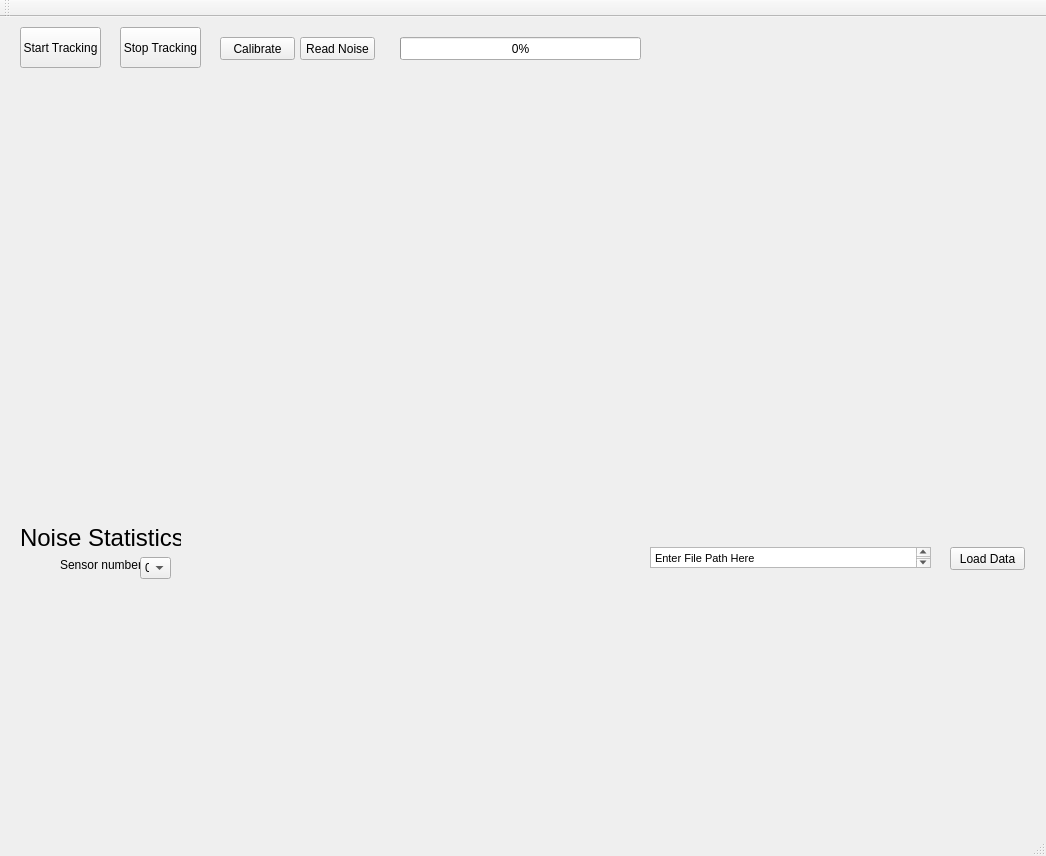
This is GitTest2/mainwindow.ui in jwatto01/SeniorCapstone as Qt 5 draws it before an edit. The edited form follows.
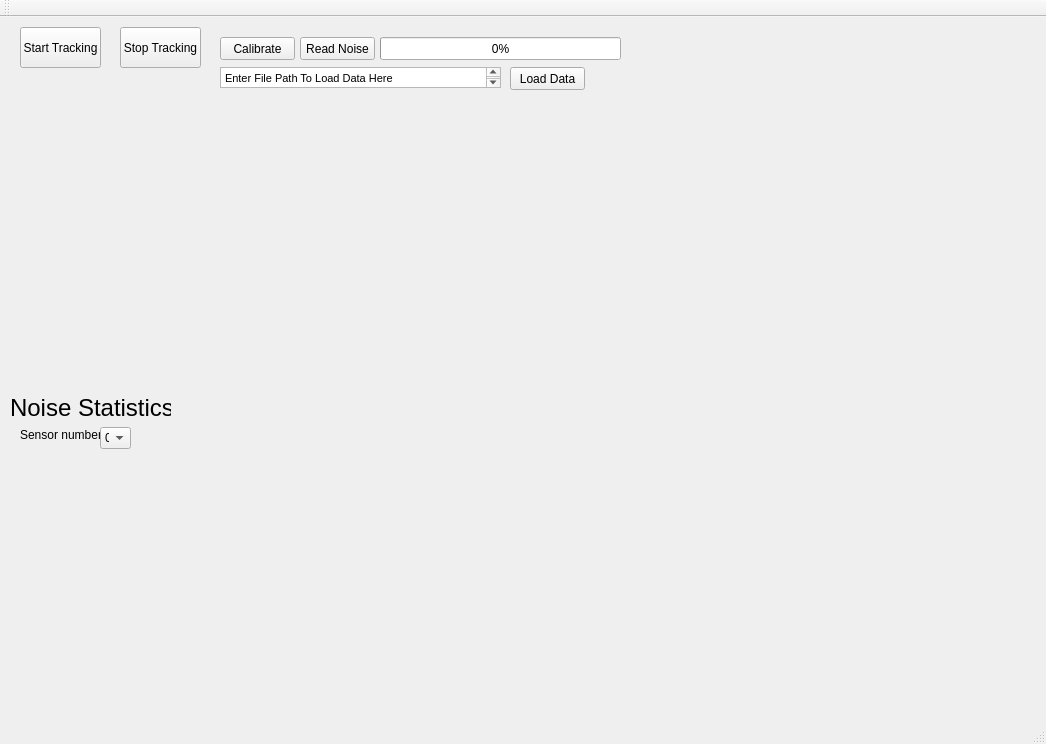
This is the edited form. Custom widgets are drawn as their Qt base class.

```diff
--- a/GitTest2/mainwindow.ui
+++ b/GitTest2/mainwindow.ui
@@ -7,7 +7,7 @@
     <x>0</x>
     <y>0</y>
     <width>1046</width>
-    <height>856</height>
+    <height>744</height>
    </rect>
   </property>
   <property name="windowTitle">
@@ -56,8 +56,8 @@
    <widget class="QPushButton" name="loadDataBtn">
     <property name="geometry">
      <rect>
-      <x>950</x>
-      <y>530</y>
+      <x>510</x>
+      <y>50</y>
       <width>75</width>
       <height>23</height>
      </rect>
@@ -82,8 +82,8 @@
    <widget class="QTextEdit" name="filePathTxt">
     <property name="geometry">
      <rect>
-      <x>650</x>
-      <y>530</y>
+      <x>220</x>
+      <y>50</y>
       <width>281</width>
       <height>21</height>
      </rect>
@@ -99,7 +99,7 @@
 &lt;html&gt;&lt;head&gt;&lt;meta name=&quot;qrichtext&quot; content=&quot;1&quot; /&gt;&lt;style type=&quot;text/css&quot;&gt;
 p, li { white-space: pre-wrap; }
 &lt;/style&gt;&lt;/head&gt;&lt;body style=&quot; font-family:'MS Shell Dlg 2'; font-size:8.25pt; font-weight:400; font-style:normal;&quot;&gt;
-&lt;p style=&quot; margin-top:0px; margin-bottom:0px; margin-left:0px; margin-right:0px; -qt-block-indent:0; text-indent:0px;&quot;&gt;Enter File Path Here&lt;/p&gt;&lt;/body&gt;&lt;/html&gt;</string>
+&lt;p style=&quot; margin-top:0px; margin-bottom:0px; margin-left:0px; margin-right:0px; -qt-block-indent:0; text-indent:0px;&quot;&gt;Enter File Path To Load Data Here&lt;/p&gt;&lt;/body&gt;&lt;/html&gt;</string>
     </property>
    </widget>
    <widget class="QCustomPlot" name="figure_1" native="true">
@@ -107,25 +107,25 @@
      <rect>
       <x>40</x>
       <y>80</y>
-      <width>461</width>
-      <height>401</height>
+      <width>361</width>
+      <height>291</height>
      </rect>
     </property>
    </widget>
    <widget class="QCustomPlot" name="figure_2" native="true">
     <property name="geometry">
      <rect>
-      <x>520</x>
+      <x>420</x>
       <y>80</y>
-      <width>481</width>
-      <height>401</height>
+      <width>331</width>
+      <height>291</height>
      </rect>
     </property>
    </widget>
    <widget class="QProgressBar" name="progressBar">
     <property name="geometry">
      <rect>
-      <x>400</x>
+      <x>380</x>
       <y>20</y>
       <width>241</width>
       <height>23</height>
@@ -138,8 +138,8 @@
    <widget class="QLabel" name="label">
     <property name="geometry">
      <rect>
-      <x>20</x>
-      <y>500</y>
+      <x>10</x>
+      <y>370</y>
       <width>161</width>
       <height>41</height>
      </rect>
@@ -156,9 +156,9 @@
    <widget class="QCustomPlot" name="figure_3" native="true">
     <property name="geometry">
      <rect>
-      <x>40</x>
-      <y>570</y>
-      <width>241</width>
+      <x>10</x>
+      <y>440</y>
+      <width>391</width>
       <height>221</height>
      </rect>
     </property>
@@ -166,9 +166,9 @@
    <widget class="QCustomPlot" name="figure_4" native="true">
     <property name="geometry">
      <rect>
-      <x>320</x>
-      <y>570</y>
-      <width>241</width>
+      <x>420</x>
+      <y>440</y>
+      <width>331</width>
       <height>221</height>
      </rect>
     </property>
@@ -176,8 +176,8 @@
    <widget class="QLabel" name="label_2">
     <property name="geometry">
      <rect>
-      <x>60</x>
-      <y>540</y>
+      <x>20</x>
+      <y>410</y>
       <width>81</width>
       <height>16</height>
      </rect>
@@ -189,8 +189,8 @@
    <widget class="QComboBox" name="comboBox">
     <property name="geometry">
      <rect>
-      <x>140</x>
-      <y>540</y>
+      <x>100</x>
+      <y>410</y>
       <width>31</width>
       <height>22</height>
      </rect>
```
